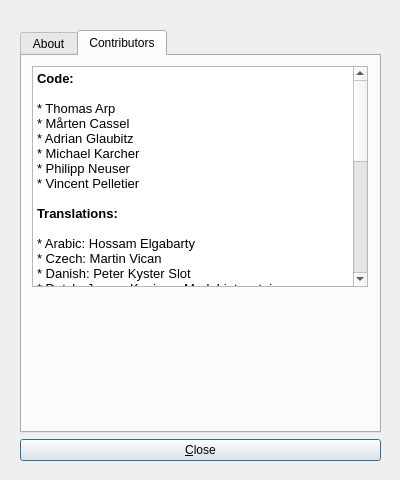
Above: qhimdtransfer/qhimdaboutdialog.ui from linux-minidisc/linux-minidisc before the change. Below: the same form after it.
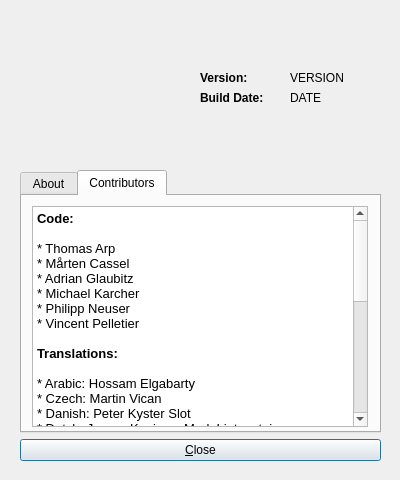
That is the form after the change. The open tabs and pages were chosen to show the change. Icons and pictures are not drawn.

Commit message: Prepare about dialog to display version number from git.

Diff of the .ui file:
```diff
--- a/qhimdtransfer/qhimdaboutdialog.ui
+++ b/qhimdtransfer/qhimdaboutdialog.ui
@@ -41,25 +41,12 @@
    <property name="geometry">
     <rect>
      <x>20</x>
-     <y>10</y>
+     <y>170</y>
      <width>361</width>
-     <height>451</height>
+     <height>291</height>
     </rect>
    </property>
    <layout class="QVBoxLayout" name="verticalLayout">
-    <item>
-     <widget class="QLabel" name="QHiMDTransferLogo">
-      <property name="text">
-       <string/>
-      </property>
-      <property name="pixmap">
-       <pixmap resource="icons.qrc">:/icons/qhimdtransfer.png</pixmap>
-      </property>
-      <property name="alignment">
-       <set>Qt::AlignCenter</set>
-      </property>
-     </widget>
-    </item>
     <item>
      <widget class="QTabWidget" name="AboutDialogTabs">
       <property name="currentIndex">
@@ -79,16 +66,15 @@
          </rect>
         </property>
         <property name="html">
-	  <string>&lt;h3&gt;QHiMDTransfer, Version 0.0.1&lt;/h3&gt;
-        &lt;p&gt;&lt;p&gt;
-        &lt;p&gt;A free music transfer software for MiniDisc walkman.&lt;/p&gt;
-        &lt;p&gt;&lt;p&gt;
-        &lt;p&gt;Brought to you by the linux-minidisc project:&lt;/p&gt;
-        &lt;p&gt;&lt;p&gt;
-        &lt;p&gt;https://wiki.physik.fu-berlin.de/linux-minidisc&lt;/p&gt;
-        &lt;p&gt;&lt;p&gt;
-        &lt;p&gt;This software is covered by the GNU GPL v2 license. See the
-         file LICENSE in the program folder for more information.&lt;/p&gt;</string>
+         <string>&lt;!DOCTYPE HTML PUBLIC &quot;-//W3C//DTD HTML 4.0//EN&quot; &quot;http://www.w3.org/TR/REC-html40/strict.dtd&quot;&gt;
+&lt;html&gt;&lt;head&gt;&lt;meta name=&quot;qrichtext&quot; content=&quot;1&quot; /&gt;&lt;style type=&quot;text/css&quot;&gt;
+p, li { white-space: pre-wrap; }
+&lt;/style&gt;&lt;/head&gt;&lt;body style=&quot; font-family:'Sans Serif'; font-size:9pt; font-weight:400; font-style:normal;&quot;&gt;
+&lt;p style=&quot; margin-top:14px; margin-bottom:12px; margin-left:0px; margin-right:0px; -qt-block-indent:0; text-indent:0px;&quot;&gt;&lt;span style=&quot; font-size:large; font-weight:600;&quot;&gt;QHiMDTransfer&lt;/span&gt; &lt;/p&gt;
+&lt;p style=&quot; margin-top:12px; margin-bottom:12px; margin-left:0px; margin-right:0px; -qt-block-indent:0; text-indent:0px;&quot;&gt;A free music transfer software for MiniDisc walkman. &lt;/p&gt;
+&lt;p style=&quot; margin-top:12px; margin-bottom:12px; margin-left:0px; margin-right:0px; -qt-block-indent:0; text-indent:0px;&quot;&gt;Brought to you by the linux-minidisc project: &lt;/p&gt;
+&lt;p style=&quot; margin-top:12px; margin-bottom:12px; margin-left:0px; margin-right:0px; -qt-block-indent:0; text-indent:0px;&quot;&gt;https://wiki.physik.fu-berlin.de/linux-minidisc &lt;/p&gt;
+&lt;p style=&quot; margin-top:12px; margin-bottom:12px; margin-left:0px; margin-right:0px; -qt-block-indent:0; text-indent:0px;&quot;&gt;This software is covered by the GNU GPL v2 license. See the file LICENSE in the program folder for more information.&lt;/p&gt;&lt;/body&gt;&lt;/html&gt;</string>
         </property>
        </widget>
       </widget>
@@ -109,41 +95,41 @@
          <string notr="true">&lt;!DOCTYPE HTML PUBLIC &quot;-//W3C//DTD HTML 4.0//EN&quot; &quot;http://www.w3.org/TR/REC-html40/strict.dtd&quot;&gt;
 &lt;html&gt;&lt;head&gt;&lt;meta name=&quot;qrichtext&quot; content=&quot;1&quot; /&gt;&lt;style type=&quot;text/css&quot;&gt;
 p, li { white-space: pre-wrap; }
-&lt;/style&gt;&lt;/head&gt;&lt;body style=&quot; font-family:'Sans'; font-size:10pt; font-weight:400; font-style:normal;&quot;&gt;
-&lt;p style=&quot; margin-top:0px; margin-bottom:0px; margin-left:0px; margin-right:0px; -qt-block-indent:0; text-indent:0px;&quot;&gt;&lt;span style=&quot; font-weight:600;&quot;&gt;Code:&lt;/span&gt;&lt;/p&gt;
-&lt;p style=&quot;-qt-paragraph-type:empty; margin-top:0px; margin-bottom:0px; margin-left:0px; margin-right:0px; -qt-block-indent:0; text-indent:0px;&quot;&gt;&lt;/p&gt;
-&lt;p style=&quot; margin-top:0px; margin-bottom:0px; margin-left:0px; margin-right:0px; -qt-block-indent:0; text-indent:0px;&quot;&gt;* Thomas Arp&lt;/p&gt;
-&lt;p style=&quot; margin-top:0px; margin-bottom:0px; margin-left:0px; margin-right:0px; -qt-block-indent:0; text-indent:0px;&quot;&gt;* Mårten Cassel&lt;/p&gt;
-&lt;p style=&quot; margin-top:0px; margin-bottom:0px; margin-left:0px; margin-right:0px; -qt-block-indent:0; text-indent:0px;&quot;&gt;* Adrian Glaubitz&lt;/p&gt;
-&lt;p style=&quot; margin-top:0px; margin-bottom:0px; margin-left:0px; margin-right:0px; -qt-block-indent:0; text-indent:0px;&quot;&gt;* Michael Karcher&lt;/p&gt;
-&lt;p style=&quot; margin-top:0px; margin-bottom:0px; margin-left:0px; margin-right:0px; -qt-block-indent:0; text-indent:0px;&quot;&gt;* Philipp Neuser&lt;/p&gt;
-&lt;p style=&quot; margin-top:0px; margin-bottom:0px; margin-left:0px; margin-right:0px; -qt-block-indent:0; text-indent:0px;&quot;&gt;* Vincent Pelletier&lt;/p&gt;
-&lt;p style=&quot;-qt-paragraph-type:empty; margin-top:0px; margin-bottom:0px; margin-left:0px; margin-right:0px; -qt-block-indent:0; text-indent:0px;&quot;&gt;&lt;/p&gt;
-&lt;p style=&quot; margin-top:0px; margin-bottom:0px; margin-left:0px; margin-right:0px; -qt-block-indent:0; text-indent:0px;&quot;&gt;&lt;span style=&quot; font-weight:600;&quot;&gt;Translations:&lt;/span&gt;&lt;/p&gt;
-&lt;p style=&quot;-qt-paragraph-type:empty; margin-top:0px; margin-bottom:0px; margin-left:0px; margin-right:0px; -qt-block-indent:0; text-indent:0px; font-weight:600;&quot;&gt;&lt;/p&gt;
-&lt;p style=&quot; margin-top:0px; margin-bottom:0px; margin-left:0px; margin-right:0px; -qt-block-indent:0; text-indent:0px;&quot;&gt;* Arabic: Hossam Elgabarty&lt;/p&gt;
-&lt;p style=&quot; margin-top:0px; margin-bottom:0px; margin-left:0px; margin-right:0px; -qt-block-indent:0; text-indent:0px;&quot;&gt;* Czech: Martin Vican&lt;/p&gt;
-&lt;p style=&quot; margin-top:0px; margin-bottom:0px; margin-left:0px; margin-right:0px; -qt-block-indent:0; text-indent:0px;&quot;&gt;* Danish: Peter Kyster Slot&lt;/p&gt;
-&lt;p style=&quot; margin-top:0px; margin-bottom:0px; margin-left:0px; margin-right:0px; -qt-block-indent:0; text-indent:0px;&quot;&gt;* Dutch: Jurgen Konings, Mark Ligtenstein&lt;/p&gt;
-&lt;p style=&quot; margin-top:0px; margin-bottom:0px; margin-left:0px; margin-right:0px; -qt-block-indent:0; text-indent:0px;&quot;&gt;* Finnish: Anton Isopoussu&lt;/p&gt;
-&lt;p style=&quot; margin-top:0px; margin-bottom:0px; margin-left:0px; margin-right:0px; -qt-block-indent:0; text-indent:0px;&quot;&gt;* French: Daniel Berthereau&lt;/p&gt;
-&lt;p style=&quot; margin-top:0px; margin-bottom:0px; margin-left:0px; margin-right:0px; -qt-block-indent:0; text-indent:0px;&quot;&gt;* German: Adrian Glaubitz&lt;/p&gt;
-&lt;p style=&quot; margin-top:0px; margin-bottom:0px; margin-left:0px; margin-right:0px; -qt-block-indent:0; text-indent:0px;&quot;&gt;* Greek: Pliubis Apostolos&lt;/p&gt;
-&lt;p style=&quot; margin-top:0px; margin-bottom:0px; margin-left:0px; margin-right:0px; -qt-block-indent:0; text-indent:0px;&quot;&gt;* Italian: Marco “Space Dugong” Starace&lt;/p&gt;
-&lt;p style=&quot; margin-top:0px; margin-bottom:0px; margin-left:0px; margin-right:0px; -qt-block-indent:0; text-indent:0px;&quot;&gt;* Japanese: Wolf Laaser, Toru Shimada&lt;/p&gt;
-&lt;p style=&quot; margin-top:0px; margin-bottom:0px; margin-left:0px; margin-right:0px; -qt-block-indent:0; text-indent:0px;&quot;&gt;* Norwegian: Adrian Glaubitz, Sindre Wetjen&lt;/p&gt;
-&lt;p style=&quot; margin-top:0px; margin-bottom:0px; margin-left:0px; margin-right:0px; -qt-block-indent:0; text-indent:0px;&quot;&gt;* Polish: Piotr Patoka&lt;/p&gt;
-&lt;p style=&quot; margin-top:0px; margin-bottom:0px; margin-left:0px; margin-right:0px; -qt-block-indent:0; text-indent:0px;&quot;&gt;* Portuguese: Rui Principe&lt;/p&gt;
-&lt;p style=&quot; margin-top:0px; margin-bottom:0px; margin-left:0px; margin-right:0px; -qt-block-indent:0; text-indent:0px;&quot;&gt;* Russian: Sergey “Wedge” Lichack&lt;/p&gt;
-&lt;p style=&quot; margin-top:0px; margin-bottom:0px; margin-left:0px; margin-right:0px; -qt-block-indent:0; text-indent:0px;&quot;&gt;* Spanish: Máximo Antonio Chicano Díaz&lt;/p&gt;
-&lt;p style=&quot; margin-top:0px; margin-bottom:0px; margin-left:0px; margin-right:0px; -qt-block-indent:0; text-indent:0px;&quot;&gt;* Swedish: Mårten Cassel&lt;/p&gt;
-&lt;p style=&quot; margin-top:0px; margin-bottom:0px; margin-left:0px; margin-right:0px; -qt-block-indent:0; text-indent:0px;&quot;&gt;* Turkish: Nadir Gül&lt;/p&gt;
-&lt;p style=&quot;-qt-paragraph-type:empty; margin-top:0px; margin-bottom:0px; margin-left:0px; margin-right:0px; -qt-block-indent:0; text-indent:0px;&quot;&gt;&lt;/p&gt;
-&lt;p style=&quot; margin-top:0px; margin-bottom:0px; margin-left:0px; margin-right:0px; -qt-block-indent:0; text-indent:0px;&quot;&gt;&lt;span style=&quot; font-weight:600;&quot;&gt;Artwork:&lt;/span&gt;&lt;/p&gt;
-&lt;p style=&quot;-qt-paragraph-type:empty; margin-top:0px; margin-bottom:0px; margin-left:0px; margin-right:0px; -qt-block-indent:0; text-indent:0px;&quot;&gt;&lt;/p&gt;
-&lt;p style=&quot; margin-top:0px; margin-bottom:0px; margin-left:0px; margin-right:0px; -qt-block-indent:0; text-indent:0px;&quot;&gt;* Anja Diesing&lt;/p&gt;
-&lt;p style=&quot; margin-top:0px; margin-bottom:0px; margin-left:0px; margin-right:0px; -qt-block-indent:0; text-indent:0px;&quot;&gt;* Kevin Chabowski&lt;/p&gt;
-&lt;p style=&quot; margin-top:0px; margin-bottom:0px; margin-left:0px; margin-right:0px; -qt-block-indent:0; text-indent:0px;&quot;&gt;* Tobias Sautner&lt;/p&gt;&lt;/body&gt;&lt;/html&gt;</string>
+&lt;/style&gt;&lt;/head&gt;&lt;body style=&quot; font-family:'Sans Serif'; font-size:9pt; font-weight:400; font-style:normal;&quot;&gt;
+&lt;p style=&quot; margin-top:0px; margin-bottom:0px; margin-left:0px; margin-right:0px; -qt-block-indent:0; text-indent:0px;&quot;&gt;&lt;span style=&quot; font-family:'Sans'; font-size:10pt; font-weight:600;&quot;&gt;Code:&lt;/span&gt;&lt;/p&gt;
+&lt;p style=&quot;-qt-paragraph-type:empty; margin-top:0px; margin-bottom:0px; margin-left:0px; margin-right:0px; -qt-block-indent:0; text-indent:0px; font-family:'Sans'; font-size:10pt;&quot;&gt;&lt;/p&gt;
+&lt;p style=&quot; margin-top:0px; margin-bottom:0px; margin-left:0px; margin-right:0px; -qt-block-indent:0; text-indent:0px;&quot;&gt;&lt;span style=&quot; font-family:'Sans'; font-size:10pt;&quot;&gt;* Thomas Arp&lt;/span&gt;&lt;/p&gt;
+&lt;p style=&quot; margin-top:0px; margin-bottom:0px; margin-left:0px; margin-right:0px; -qt-block-indent:0; text-indent:0px;&quot;&gt;&lt;span style=&quot; font-family:'Sans'; font-size:10pt;&quot;&gt;* Mårten Cassel&lt;/span&gt;&lt;/p&gt;
+&lt;p style=&quot; margin-top:0px; margin-bottom:0px; margin-left:0px; margin-right:0px; -qt-block-indent:0; text-indent:0px;&quot;&gt;&lt;span style=&quot; font-family:'Sans'; font-size:10pt;&quot;&gt;* Adrian Glaubitz&lt;/span&gt;&lt;/p&gt;
+&lt;p style=&quot; margin-top:0px; margin-bottom:0px; margin-left:0px; margin-right:0px; -qt-block-indent:0; text-indent:0px;&quot;&gt;&lt;span style=&quot; font-family:'Sans'; font-size:10pt;&quot;&gt;* Michael Karcher&lt;/span&gt;&lt;/p&gt;
+&lt;p style=&quot; margin-top:0px; margin-bottom:0px; margin-left:0px; margin-right:0px; -qt-block-indent:0; text-indent:0px;&quot;&gt;&lt;span style=&quot; font-family:'Sans'; font-size:10pt;&quot;&gt;* Philipp Neuser&lt;/span&gt;&lt;/p&gt;
+&lt;p style=&quot; margin-top:0px; margin-bottom:0px; margin-left:0px; margin-right:0px; -qt-block-indent:0; text-indent:0px;&quot;&gt;&lt;span style=&quot; font-family:'Sans'; font-size:10pt;&quot;&gt;* Vincent Pelletier&lt;/span&gt;&lt;/p&gt;
+&lt;p style=&quot;-qt-paragraph-type:empty; margin-top:0px; margin-bottom:0px; margin-left:0px; margin-right:0px; -qt-block-indent:0; text-indent:0px; font-family:'Sans'; font-size:10pt;&quot;&gt;&lt;/p&gt;
+&lt;p style=&quot; margin-top:0px; margin-bottom:0px; margin-left:0px; margin-right:0px; -qt-block-indent:0; text-indent:0px;&quot;&gt;&lt;span style=&quot; font-family:'Sans'; font-size:10pt; font-weight:600;&quot;&gt;Translations:&lt;/span&gt;&lt;/p&gt;
+&lt;p style=&quot;-qt-paragraph-type:empty; margin-top:0px; margin-bottom:0px; margin-left:0px; margin-right:0px; -qt-block-indent:0; text-indent:0px; font-family:'Sans'; font-size:10pt; font-weight:600;&quot;&gt;&lt;/p&gt;
+&lt;p style=&quot; margin-top:0px; margin-bottom:0px; margin-left:0px; margin-right:0px; -qt-block-indent:0; text-indent:0px;&quot;&gt;&lt;span style=&quot; font-family:'Sans'; font-size:10pt;&quot;&gt;* Arabic: Hossam Elgabarty&lt;/span&gt;&lt;/p&gt;
+&lt;p style=&quot; margin-top:0px; margin-bottom:0px; margin-left:0px; margin-right:0px; -qt-block-indent:0; text-indent:0px;&quot;&gt;&lt;span style=&quot; font-family:'Sans'; font-size:10pt;&quot;&gt;* Czech: Martin Vican&lt;/span&gt;&lt;/p&gt;
+&lt;p style=&quot; margin-top:0px; margin-bottom:0px; margin-left:0px; margin-right:0px; -qt-block-indent:0; text-indent:0px;&quot;&gt;&lt;span style=&quot; font-family:'Sans'; font-size:10pt;&quot;&gt;* Danish: Peter Kyster Slot&lt;/span&gt;&lt;/p&gt;
+&lt;p style=&quot; margin-top:0px; margin-bottom:0px; margin-left:0px; margin-right:0px; -qt-block-indent:0; text-indent:0px;&quot;&gt;&lt;span style=&quot; font-family:'Sans'; font-size:10pt;&quot;&gt;* Dutch: Jurgen Konings, Mark Ligtenstein&lt;/span&gt;&lt;/p&gt;
+&lt;p style=&quot; margin-top:0px; margin-bottom:0px; margin-left:0px; margin-right:0px; -qt-block-indent:0; text-indent:0px;&quot;&gt;&lt;span style=&quot; font-family:'Sans'; font-size:10pt;&quot;&gt;* Finnish: Anton Isopoussu&lt;/span&gt;&lt;/p&gt;
+&lt;p style=&quot; margin-top:0px; margin-bottom:0px; margin-left:0px; margin-right:0px; -qt-block-indent:0; text-indent:0px;&quot;&gt;&lt;span style=&quot; font-family:'Sans'; font-size:10pt;&quot;&gt;* French: Daniel Berthereau&lt;/span&gt;&lt;/p&gt;
+&lt;p style=&quot; margin-top:0px; margin-bottom:0px; margin-left:0px; margin-right:0px; -qt-block-indent:0; text-indent:0px;&quot;&gt;&lt;span style=&quot; font-family:'Sans'; font-size:10pt;&quot;&gt;* German: Adrian Glaubitz&lt;/span&gt;&lt;/p&gt;
+&lt;p style=&quot; margin-top:0px; margin-bottom:0px; margin-left:0px; margin-right:0px; -qt-block-indent:0; text-indent:0px;&quot;&gt;&lt;span style=&quot; font-family:'Sans'; font-size:10pt;&quot;&gt;* Greek: Pliubis Apostolos&lt;/span&gt;&lt;/p&gt;
+&lt;p style=&quot; margin-top:0px; margin-bottom:0px; margin-left:0px; margin-right:0px; -qt-block-indent:0; text-indent:0px;&quot;&gt;&lt;span style=&quot; font-family:'Sans'; font-size:10pt;&quot;&gt;* Italian: Marco “Space Dugong” Starace&lt;/span&gt;&lt;/p&gt;
+&lt;p style=&quot; margin-top:0px; margin-bottom:0px; margin-left:0px; margin-right:0px; -qt-block-indent:0; text-indent:0px;&quot;&gt;&lt;span style=&quot; font-family:'Sans'; font-size:10pt;&quot;&gt;* Japanese: Wolf Laaser, Toru Shimada&lt;/span&gt;&lt;/p&gt;
+&lt;p style=&quot; margin-top:0px; margin-bottom:0px; margin-left:0px; margin-right:0px; -qt-block-indent:0; text-indent:0px;&quot;&gt;&lt;span style=&quot; font-family:'Sans'; font-size:10pt;&quot;&gt;* Norwegian: Adrian Glaubitz, Sindre Wetjen&lt;/span&gt;&lt;/p&gt;
+&lt;p style=&quot; margin-top:0px; margin-bottom:0px; margin-left:0px; margin-right:0px; -qt-block-indent:0; text-indent:0px;&quot;&gt;&lt;span style=&quot; font-family:'Sans'; font-size:10pt;&quot;&gt;* Polish: Piotr Patoka&lt;/span&gt;&lt;/p&gt;
+&lt;p style=&quot; margin-top:0px; margin-bottom:0px; margin-left:0px; margin-right:0px; -qt-block-indent:0; text-indent:0px;&quot;&gt;&lt;span style=&quot; font-family:'Sans'; font-size:10pt;&quot;&gt;* Portuguese: Rui Principe&lt;/span&gt;&lt;/p&gt;
+&lt;p style=&quot; margin-top:0px; margin-bottom:0px; margin-left:0px; margin-right:0px; -qt-block-indent:0; text-indent:0px;&quot;&gt;&lt;span style=&quot; font-family:'Sans'; font-size:10pt;&quot;&gt;* Russian: Sergey “Wedge” Lichack&lt;/span&gt;&lt;/p&gt;
+&lt;p style=&quot; margin-top:0px; margin-bottom:0px; margin-left:0px; margin-right:0px; -qt-block-indent:0; text-indent:0px;&quot;&gt;&lt;span style=&quot; font-family:'Sans'; font-size:10pt;&quot;&gt;* Spanish: Máximo Antonio Chicano Díaz&lt;/span&gt;&lt;/p&gt;
+&lt;p style=&quot; margin-top:0px; margin-bottom:0px; margin-left:0px; margin-right:0px; -qt-block-indent:0; text-indent:0px;&quot;&gt;&lt;span style=&quot; font-family:'Sans'; font-size:10pt;&quot;&gt;* Swedish: Mårten Cassel&lt;/span&gt;&lt;/p&gt;
+&lt;p style=&quot; margin-top:0px; margin-bottom:0px; margin-left:0px; margin-right:0px; -qt-block-indent:0; text-indent:0px;&quot;&gt;&lt;span style=&quot; font-family:'Sans'; font-size:10pt;&quot;&gt;* Turkish: Nadir Gül&lt;/span&gt;&lt;/p&gt;
+&lt;p style=&quot;-qt-paragraph-type:empty; margin-top:0px; margin-bottom:0px; margin-left:0px; margin-right:0px; -qt-block-indent:0; text-indent:0px; font-family:'Sans'; font-size:10pt;&quot;&gt;&lt;/p&gt;
+&lt;p style=&quot; margin-top:0px; margin-bottom:0px; margin-left:0px; margin-right:0px; -qt-block-indent:0; text-indent:0px;&quot;&gt;&lt;span style=&quot; font-family:'Sans'; font-size:10pt; font-weight:600;&quot;&gt;Artwork:&lt;/span&gt;&lt;/p&gt;
+&lt;p style=&quot;-qt-paragraph-type:empty; margin-top:0px; margin-bottom:0px; margin-left:0px; margin-right:0px; -qt-block-indent:0; text-indent:0px; font-family:'Sans'; font-size:10pt;&quot;&gt;&lt;/p&gt;
+&lt;p style=&quot; margin-top:0px; margin-bottom:0px; margin-left:0px; margin-right:0px; -qt-block-indent:0; text-indent:0px;&quot;&gt;&lt;span style=&quot; font-family:'Sans'; font-size:10pt;&quot;&gt;* Anja Diesing&lt;/span&gt;&lt;/p&gt;
+&lt;p style=&quot; margin-top:0px; margin-bottom:0px; margin-left:0px; margin-right:0px; -qt-block-indent:0; text-indent:0px;&quot;&gt;&lt;span style=&quot; font-family:'Sans'; font-size:10pt;&quot;&gt;* Kevin Chabowski&lt;/span&gt;&lt;/p&gt;
+&lt;p style=&quot; margin-top:0px; margin-bottom:0px; margin-left:0px; margin-right:0px; -qt-block-indent:0; text-indent:0px;&quot;&gt;&lt;span style=&quot; font-family:'Sans'; font-size:10pt;&quot;&gt;* Tobias Sautner&lt;/span&gt;&lt;/p&gt;&lt;/body&gt;&lt;/html&gt;</string>
         </property>
        </widget>
       </widget>
@@ -158,6 +144,86 @@
     </item>
    </layout>
   </widget>
+  <widget class="QLabel" name="ProgramLogo">
+   <property name="geometry">
+    <rect>
+     <x>20</x>
+     <y>50</y>
+     <width>161</width>
+     <height>81</height>
+    </rect>
+   </property>
+   <property name="styleSheet">
+    <string notr="true">image: url(:/icons/qhimdtransfer.png);</string>
+   </property>
+   <property name="text">
+    <string/>
+   </property>
+  </widget>
+  <widget class="QLabel" name="VersionLabel">
+   <property name="geometry">
+    <rect>
+     <x>200</x>
+     <y>70</y>
+     <width>61</width>
+     <height>16</height>
+    </rect>
+   </property>
+   <property name="font">
+    <font>
+     <weight>75</weight>
+     <bold>true</bold>
+    </font>
+   </property>
+   <property name="text">
+    <string>Version:</string>
+   </property>
+  </widget>
+  <widget class="QLabel" name="BuildDateLabel">
+   <property name="geometry">
+    <rect>
+     <x>200</x>
+     <y>90</y>
+     <width>81</width>
+     <height>16</height>
+    </rect>
+   </property>
+   <property name="font">
+    <font>
+     <weight>75</weight>
+     <bold>true</bold>
+    </font>
+   </property>
+   <property name="text">
+    <string>Build Date:</string>
+   </property>
+  </widget>
+  <widget class="QLabel" name="label_3">
+   <property name="geometry">
+    <rect>
+     <x>290</x>
+     <y>70</y>
+     <width>57</width>
+     <height>15</height>
+    </rect>
+   </property>
+   <property name="text">
+    <string>VERSION</string>
+   </property>
+  </widget>
+  <widget class="QLabel" name="BuildDateString">
+   <property name="geometry">
+    <rect>
+     <x>290</x>
+     <y>90</y>
+     <width>57</width>
+     <height>15</height>
+    </rect>
+   </property>
+   <property name="text">
+    <string>DATE</string>
+   </property>
+  </widget>
  </widget>
  <resources>
   <include location="icons.qrc"/>
```
Left out of the diff: 4 changed lines with no effect on the pictures.
